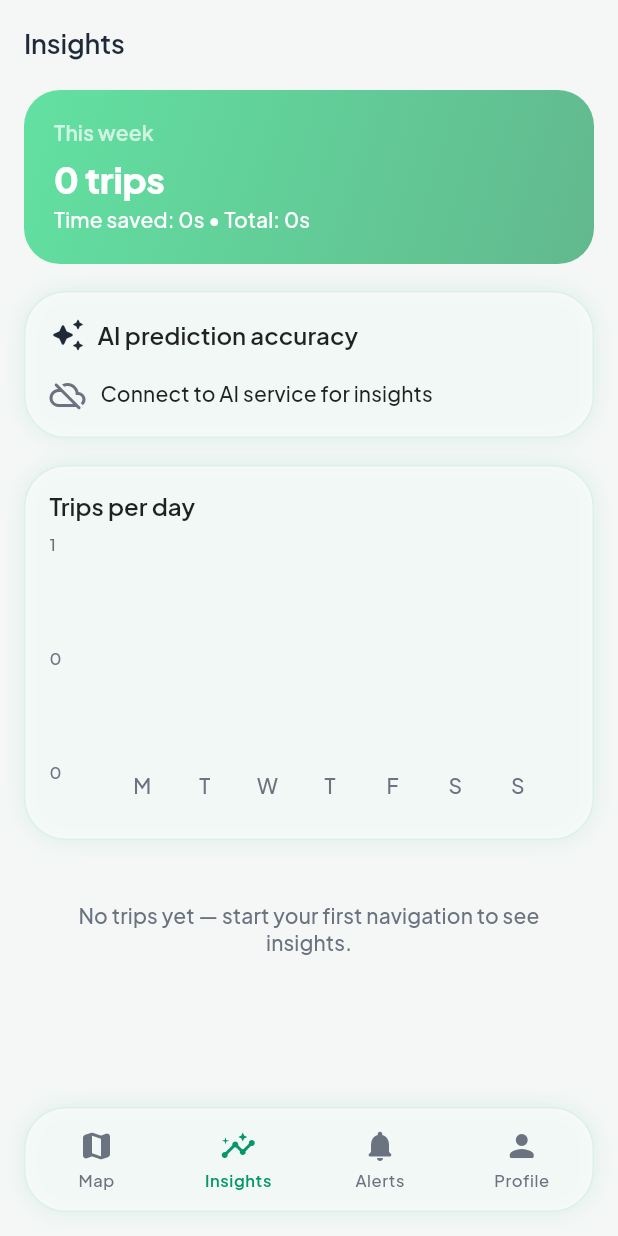
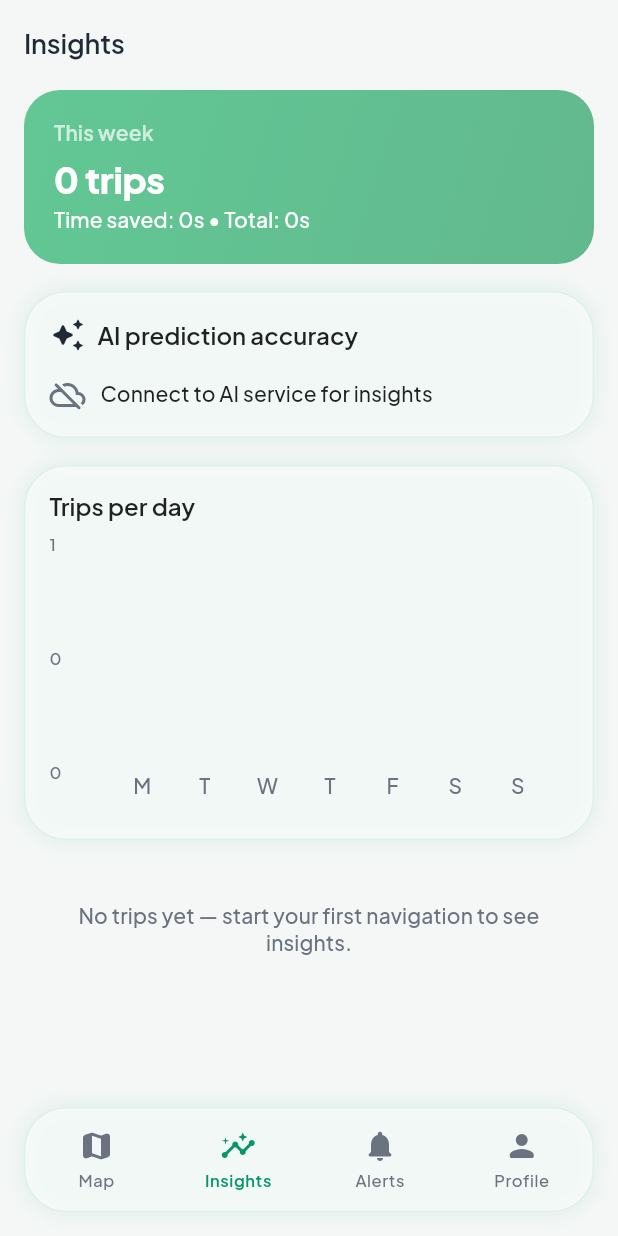
Before and after one commit to ibrahim212-wq/maps-mobile-application, a Flutter app: the InsightsScreen screen opened by its route, on a phone screen of 412 x 824 dp. Run offline on Flutter 3.47's test engine with Material 3 defaults, Android fonts, the light colour scheme and no system bars; drawn by our look-alikes of fl_chart, flutter_animate; our stand-ins replace firebase_core, flutter_dotenv, flutter_riverpod, flutter_tts, geolocator, go_router and 3 more; missing offline and left inert: mapbox_maps_flutter; accounts and stored records are empty; network calls fail.

Commit message:
Fix UI issues and update primary green color

```diff
--- a/cairoWay/lib/core/theme/app_colors.dart
+++ b/cairoWay/lib/core/theme/app_colors.dart
@@ -53,7 +53,7 @@ class AppColors {
   static const Color darkSurfaceElevated = Color(0xFF0F172A);
 
   /// Primary accent — vibrant emerald green
-  static const Color darkPrimary = Color(0xFF00D26A);
+  static const Color darkPrimary = Color(0xFF00A854);
 
   /// Secondary accent — deeper emerald
   static const Color darkSecondary = Color(0xFF008F48);
@@ -77,7 +77,7 @@ class AppColors {
   // TRAFFIC SEMANTIC COLORS — Universal System
   // ═══════════════════════════════════════════════════════════════════════
 
-  static const Color trafficFree = Color(0xFF00D26A);        // Emerald green
+  static const Color trafficFree = Color(0xFF00A854);        // Emerald green
   static const Color trafficLight = Color(0xFF84CC16);       // Fresh lime
   static const Color trafficModerate = Color(0xFFFF9800);    // Amber
   static const Color trafficHeavy = Color(0xFFF44336);       // Red
@@ -87,10 +87,10 @@ class AppColors {
   // STATUS & ALERT COLORS
   // ═══════════════════════════════════════════════════════════════════════
 
-  static const Color success = Color(0xFF00D26A);            // Emerald green
+  static const Color success = Color(0xFF00A854);            // Emerald green
   static const Color warning = Color(0xFFD9A441);            // Gold
   static const Color error = Color(0xFFF44336);              // Modern red
-  static const Color info = Color(0xFF00D26A);               // Emerald green
+  static const Color info = Color(0xFF00A854);               // Emerald green
 
   // ═══════════════════════════════════════════════════════════════════════
   // PREMIUM GRADIENTS — Emerald Green System
@@ -100,7 +100,7 @@ class AppColors {
   static const LinearGradient primaryGradient = LinearGradient(
     begin: Alignment.topLeft,
     end: Alignment.bottomRight,
-    colors: [Color(0x9900D26A), Color(0x99008F48)],
+    colors: [Color(0x9900A854), Color(0x99008F48)],
   );
 
   /// AI/Premium gradient with gold accent
@@ -114,7 +114,7 @@ class AppColors {
   static const LinearGradient premiumGradient = LinearGradient(
     begin: Alignment.topLeft,
     end: Alignment.bottomRight,
-    colors: [Color(0x9900D26A), Color(0x99D9A441)],
+    colors: [Color(0x9900A854), Color(0x99D9A441)],
   );
 
   /// Dark mode hero gradient — deep emerald tones
@@ -128,7 +128,7 @@ class AppColors {
   static const LinearGradient accentGradient = LinearGradient(
     begin: Alignment.topLeft,
     end: Alignment.bottomRight,
-    colors: [Color(0x9900D26A), Color(0x9910B981)],
+    colors: [Color(0x9900A854), Color(0x9910B981)],
   );
 
   // ═══════════════════════════════════════════════════════════════════════
@@ -138,7 +138,7 @@ class AppColors {
   /// Glass panel glow color — subtle emerald tint
   static Color glassGlow(Brightness brightness) =>
       brightness == Brightness.dark
-          ? const Color(0xFF00D26A).withValues(alpha: 0.05)
+          ? const Color(0xFF00A854).withValues(alpha: 0.05)
           : Colors.transparent;
 
   /// Primary glass gradient — matches reference image exactly
@@ -178,7 +178,7 @@ class AppColors {
   /// Accent glass border — emerald for selected/highlighted states
   static Color glassBorderAccent(Brightness brightness) =>
       brightness == Brightness.dark
-          ? const Color(0xFF00D26A).withValues(alpha: 0.60)
+          ? const Color(0xFF00A854).withValues(alpha: 0.60)
           : const Color(0xFF059669).withValues(alpha: 0.50);
 
   /// Premium layered shadow system with emerald glow
@@ -192,7 +192,7 @@ class AppColors {
         ),
         if (brightness == Brightness.dark)
           BoxShadow(
-            color: const Color(0xFF00D26A).withValues(alpha: 0.05),
+            color: const Color(0xFF00A854).withValues(alpha: 0.05),
             blurRadius: 20,
             offset: Offset.zero,
           ),
--- a/cairoWay/lib/core/theme/glass_container.dart
+++ b/cairoWay/lib/core/theme/glass_container.dart
@@ -51,7 +51,7 @@ class GlassContainer extends StatelessWidget {
     if (isPill) {
       if (isDark) {
         backgroundColor = const Color(0x4D0A1F14);
-        borderColor = const Color(0x4D00D26A);
+        borderColor = const Color(0x4D00A854);
         borderWidth = 1.0;
         shadows = null;
       } else {
@@ -59,13 +59,13 @@ class GlassContainer extends StatelessWidget {
         borderColor = const Color(0x1A059669);
         borderWidth = 1.0;
         shadows = const [
-          BoxShadow(color: Color(0x2600D26A), blurRadius: 20, spreadRadius: 2),
+          BoxShadow(color: Color(0x2600A854), blurRadius: 20, spreadRadius: 2),
         ];
       }
     } else if (isSmallButton) {
       if (isDark) {
         backgroundColor = const Color(0x66071510);
-        borderColor = const Color(0x4400D26A);
+        borderColor = const Color(0x4400A854);
         borderWidth = 1.0;
         shadows = null;
       } else {
@@ -77,7 +77,7 @@ class GlassContainer extends StatelessWidget {
     } else {
       if (isDark) {
         backgroundColor = const Color(0x4D0A1F14);
-        borderColor = const Color(0x3300D26A);
+        borderColor = const Color(0x3300A854);
         borderWidth = 1.0;
         shadows = const [
           BoxShadow(color: Color(0x66000000), blurRadius: 20, offset: Offset(0, 4)),
--- a/cairoWay/lib/features/routing/presentation/screens/route_options_screen.dart
+++ b/cairoWay/lib/features/routing/presentation/screens/route_options_screen.dart
@@ -359,7 +359,7 @@ class _RouteCardState extends State<_RouteCard> {
     final aiGlow = isAiPick
         ? [
             BoxShadow(
-              color: const Color(0x3300D26A),
+              color: const Color(0x3300A854),
               blurRadius: 20,
               offset: const Offset(0, 8),
             ),
@@ -381,7 +381,7 @@ class _RouteCardState extends State<_RouteCard> {
             borderRadius: BorderRadius.circular(20),
             border: Border.all(
               color: selected
-                  ? const Color(0xFF00D26A)
+                  ? const Color(0xFF00A854)
                   : Colors.transparent,
               width: 1.5,
             ),
@@ -435,7 +435,7 @@ class _RouteCardBody extends StatelessWidget {
                 padding: const EdgeInsets.symmetric(
                     horizontal: 10, vertical: 5),
                 decoration: BoxDecoration(
-                  color: const Color(0xFF00D26A),
+                  color: const Color(0xFF00A854),
                   borderRadius: BorderRadius.circular(20),
                 ),
                 child: Row(
```
Also changed, not shown: cairoWay/lib/features/home/presentation/screens/map_screen.dart (+15 -12 lines), cairoWay/lib/features/home/presentation/widgets/home_bottom_sheet.dart (+2 -6 lines), cairoWay/lib/features/home/presentation/widgets/map_floating_controls.dart (+21 -1 lines), cairoWay/lib/features/navigation/presentation/screens/navigation_screen.dart (+32 -51 lines).
